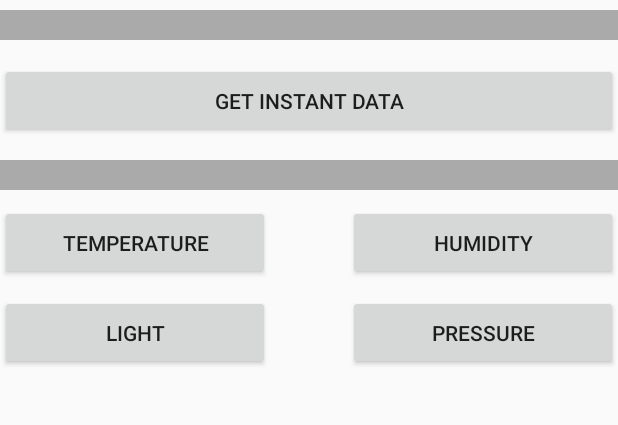
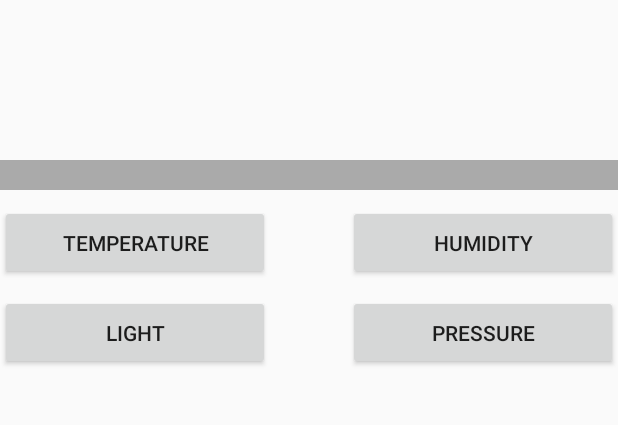
Before and after one commit to tiagosarmento/HomeMonitorIOT, an Android app: the screen it shows after launch (MainActivity), on a phone screen of 412 x 824 dp, the part 479-904 px from its top. Run offline under Robolectric (Android 15) with nearby library versions, the phone set to English and light mode, and no system bars; 6 statements that could not run were skipped.

Commit message:
Replaced update button on view by Refresh button on ActionBar.

```diff
--- a/HomeMonitorIOT/app/src/main/res/layout/activity_main.xml
+++ b/HomeMonitorIOT/app/src/main/res/layout/activity_main.xml
@@ -20,18 +20,6 @@
             android:gravity="left"
             android:text="Press 'Get Instant Data' button to get results..."
             android:id="@+id/tvMainActivity" />
-
-        <View android:layout_width="match_parent"
-            android:layout_height="20dp"
-            android:layout_marginTop="270dp"
-            android:background="@android:color/darker_gray"
-            android:id="@+id/view1" />
-
-        <Button android:id="@+id/bInstData"
-            android:layout_width="match_parent"
-            android:layout_height="50dp"
-            android:layout_marginTop="305dp"
-            android:text="Get Instant Data" />
 
         <View android:layout_width="match_parent"
             android:layout_height="20dp"
--- a/HomeMonitorIOT/app/src/main/res/menu/app_menu.xml
+++ b/HomeMonitorIOT/app/src/main/res/menu/app_menu.xml
@@ -3,7 +3,7 @@
       xmlns:app="http://schemas.android.com/apk/res-auto">
 
     <item
-        android:id="@+id/miRefresh"
+        android:id="@+id/mitRefresh"
         app:showAsAction="ifRoom"
         android:title="Refresh"
         android:icon="@mipmap/ic_refresh_white_24dp" />
```
Also changed, not shown: HomeMonitorIOT/app/src/main/java/com/tiasan/homemonitoriot/MainActivity.java (+9 -14 lines).
